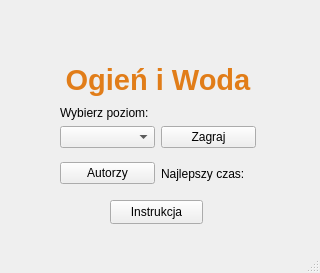
First picture: the form in mainwindow.ui, repository michal-skoczylas/consoleOgienWoda, before the edit.
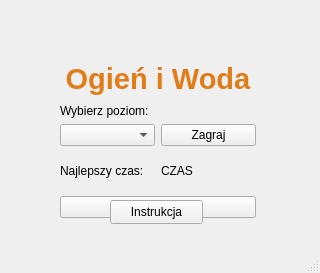
Second picture: the form after the edit.

Commit message:
Dodanie wyszukiwania najkrotszego czasu przejscia poziomu
Dodanie funkcji odczytujacej pliki z czasami dla danych poziomow, wykorzystanie regexa w celu zmiany z assets/level1.txt na assets/Time1.txt, nastepnie paroswnaie calego pliku, odczyt czasow, zamian wszystkich wartosci na milisekundy, aby na tej podstawie wyszukac najkrotszy czas i wysweitlic go w odpowiednim labelu

```diff
--- a/mainwindow.ui
+++ b/mainwindow.ui
@@ -23,15 +23,17 @@
    <string>MainWindow</string>
   </property>
   <widget class="QWidget" name="centralwidget">
-   <widget class="QWidget" name="layoutWidget">
+   <widget class="QWidget" name="">
     <property name="geometry">
      <rect>
       <x>60</x>
       <y>60</y>
       <width>196</width>
-      <height>133</height>
+      <height>158</height>
      </rect>
     </property>
+    <layout class="QGridLayout" name="gridLayout_2">
+     <item row="0" column="0">
     <layout class="QGridLayout" name="gridLayout">
      <item row="1" column="0">
       <layout class="QVBoxLayout" name="verticalLayout">
@@ -60,13 +62,6 @@
      </item>
      <item row="2" column="0">
       <layout class="QHBoxLayout" name="horizontalLayout_2">
-       <item>
-        <widget class="QPushButton" name="authors_pushButton">
-         <property name="text">
-          <string>Autorzy</string>
-         </property>
-        </widget>
-       </item>
        <item>
         <widget class="QLabel" name="best_time_label">
          <property name="text">
@@ -74,12 +69,28 @@
          </property>
         </widget>
        </item>
+         <item>
+          <widget class="QLabel" name="label">
+           <property name="text">
+            <string>CZAS</string>
+           </property>
+          </widget>
+         </item>
       </layout>
      </item>
      <item row="0" column="0">
       <widget class="QLabel" name="title_label">
        <property name="text">
         <string>&lt;html&gt;&lt;head/&gt;&lt;body&gt;&lt;p align=&quot;center&quot;&gt;&lt;span style=&quot; font-size:22pt; font-weight:700; color:#e17d19;&quot;&gt;Ogień i Woda&lt;/span&gt;&lt;/p&gt;&lt;/body&gt;&lt;/html&gt;</string>
+         </property>
+        </widget>
+       </item>
+      </layout>
+     </item>
+     <item row="1" column="0">
+      <widget class="QPushButton" name="authors_pushButton">
+       <property name="text">
+        <string>Autorzy</string>
        </property>
       </widget>
      </item>
```
Lines whose indentation alone changed are shown as unchanged. The commit also changes 2 other files.
